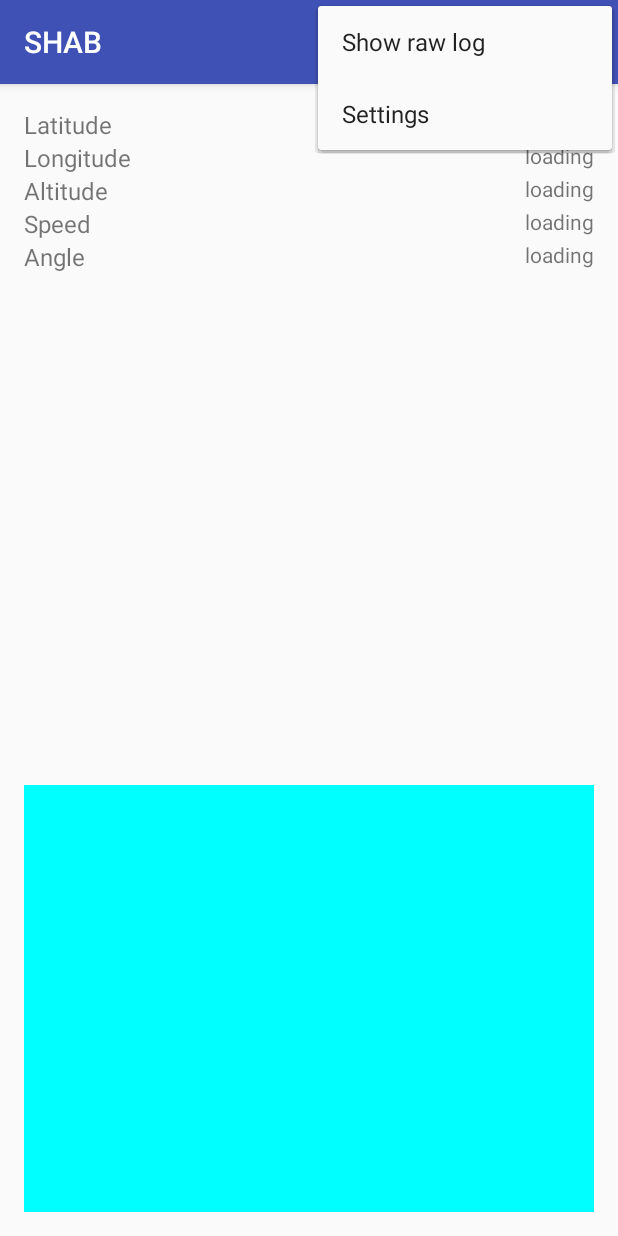
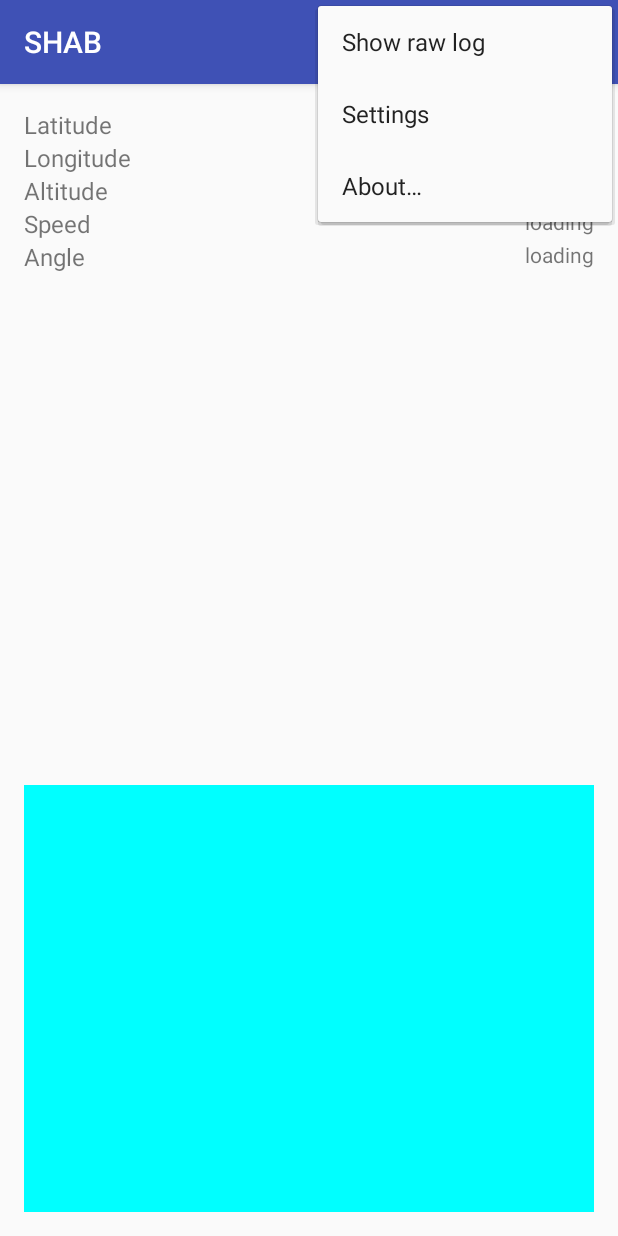
Before and after one commit to thehellnet/shab-mobile, an Android app: the screen it shows after launch (MainActivity), with the options menu open, on a phone screen of 412 x 824 dp. Run offline under Robolectric (Android 15) with nearby library versions, the phone set to English and light mode, and no system bars.

Commit message:
Fragments, layouts and others

```diff
--- a/app/src/main/java/org/thehellnet/shab/mobile/activity/MainActivity.java
+++ b/app/src/main/java/org/thehellnet/shab/mobile/activity/MainActivity.java
@@ -21,6 +21,7 @@ public class MainActivity extends ShabActivity {
     private MenuItem menuConfig;
 
     private FragmentManager fragmentManager;
+    private ShabFragment currentFragment;
     private Fragments fragment;
 
     @Override
@@ -33,7 +34,7 @@ public class MainActivity extends ShabActivity {
     @Override
     protected void onResume() {
         super.onResume();
-        replaceFragment(Fragments.MAIN);
+        replaceFragment(Fragments.MAIN, false);
     }
 
     @Override
@@ -61,6 +62,9 @@ public class MainActivity extends ShabActivity {
             case R.id.menu_settings:
                 showSettings();
                 return true;
+            case R.id.menu_about:
+                showAbout();
+                return true;
             default:
                 return super.onOptionsItemSelected(item);
         }
@@ -79,11 +83,29 @@ public class MainActivity extends ShabActivity {
         }
     }
 
+    @Override
+    public void onBackPressed() {
+        if (currentFragment.getBackFragment() != null) {
+            replaceFragment(currentFragment.getBackFragment());
+        } else {
+            super.onBackPressed();
+        }
+    }
+
     private void replaceFragment(Fragments newFragment) {
+        replaceFragment(newFragment, true);
+    }
+
+    private void replaceFragment(Fragments newFragment, boolean updateMenuItems) {
         fragment = newFragment;
+        currentFragment = ShabFragment.getNewFragment(newFragment);
         fragmentManager.beginTransaction()
-                .replace(R.id.fragment_container, ShabFragment.getNewFragment(newFragment))
+                .replace(R.id.fragment_container, currentFragment)
                 .commit();
+
+        if (updateMenuItems) {
+            updateMenu();
+        }
     }
 
     private void updateMenu() {
@@ -97,10 +119,10 @@ public class MainActivity extends ShabActivity {
                 menuMapToogle.setIcon(R.drawable.menu_maptoogle_showmap);
                 menuMapToogle.setTitle(R.string.menu_main_maptoogle_showmap);
                 break;
-            case MAP:
+
+            default:
                 menuMapToogle.setIcon(R.drawable.menu_maptoogle_showinfo);
                 menuMapToogle.setTitle(R.string.menu_main_maptoogle_showinfo);
-                break;
         }
 
         menuConfig.setEnabled(!SHAB.isServiceRunning(ShabService.class));
@@ -117,20 +139,11 @@ public class MainActivity extends ShabActivity {
     }
 
     private void toogleMap() {
-        switch (fragment) {
-            case MAIN:
-                replaceFragment(Fragments.MAP);
-                updateMenu();
-                break;
-            case MAP:
-                replaceFragment(Fragments.MAIN);
-                updateMenu();
-                break;
-        }
+        replaceFragment(fragment == Fragments.MAIN ? Fragments.MAP : Fragments.MAIN);
     }
 
     private void showRawLog() {
-
+        replaceFragment(Fragments.RAWLOG);
     }
 
     private void showSettings() {
@@ -138,6 +151,10 @@ public class MainActivity extends ShabActivity {
         startActivityForResult(intent, RESULTCODE_SETTINGS);
     }
 
+    private void showAbout() {
+        replaceFragment(Fragments.ABOUT);
+    }
+
     private void showToast(String message) {
         Toast.makeText(this, message, Toast.LENGTH_LONG).show();
     }
--- a/app/src/main/java/org/thehellnet/shab/mobile/activity/fragment/Fragments.java
+++ b/app/src/main/java/org/thehellnet/shab/mobile/activity/fragment/Fragments.java
@@ -7,5 +7,5 @@ public enum Fragments {
     MAIN,
     MAP,
     RAWLOG,
-    CONFIG
+    ABOUT
 }
--- a/app/src/main/java/org/thehellnet/shab/mobile/activity/fragment/MainFragment.java
+++ b/app/src/main/java/org/thehellnet/shab/mobile/activity/fragment/MainFragment.java
@@ -1,10 +1,4 @@
 package org.thehellnet.shab.mobile.activity.fragment;
-
-import android.os.Bundle;
-import android.support.annotation.Nullable;
-import android.view.LayoutInflater;
-import android.view.View;
-import android.view.ViewGroup;
 
 import org.thehellnet.shab.mobile.R;
 
@@ -13,10 +7,8 @@ import org.thehellnet.shab.mobile.R;
  */
 public class MainFragment extends ShabFragment {
 
-    @Nullable
     @Override
-    public View onCreateView(LayoutInflater inflater, ViewGroup container, Bundle savedInstanceState) {
-        view = inflater.inflate(R.layout.fragment_main, container, false);
-        return view;
+    protected int getLayout() {
+        return R.layout.fragment_main;
     }
 }
--- a/app/src/main/java/org/thehellnet/shab/mobile/activity/fragment/ShabFragment.java
+++ b/app/src/main/java/org/thehellnet/shab/mobile/activity/fragment/ShabFragment.java
@@ -1,8 +1,12 @@
 package org.thehellnet.shab.mobile.activity.fragment;
 
 
+import android.os.Bundle;
+import android.support.annotation.Nullable;
 import android.support.v4.app.Fragment;
+import android.view.LayoutInflater;
 import android.view.View;
+import android.view.ViewGroup;
 
 /**
  * Created by sardylan on 17/07/16.
@@ -17,8 +21,27 @@ public abstract class ShabFragment extends Fragment {
                 return new MainFragment();
             case MAP:
                 return new MapFragment();
+            case RAWLOG:
+                return new RawLogFragment();
+            case ABOUT:
+                return new AboutFragment();
             default:
                 return null;
         }
     }
+
+    @Nullable
+    @Override
+    public View onCreateView(LayoutInflater inflater,
+                             @Nullable ViewGroup container,
+                             @Nullable Bundle savedInstanceState) {
+        view = inflater.inflate(getLayout(), container, false);
+        return view;
+    }
+
+    public Fragments getBackFragment() {
+        return null;
+    }
+
+    protected abstract int getLayout();
 }
--- /dev/null
+++ b/app/src/main/res/layout-land/fragment_main.xml
@@ -0,0 +1,114 @@
+<?xml version="1.0" encoding="utf-8"?>
+
+<RelativeLayout xmlns:android="http://schemas.android.com/apk/res/android"
+    android:layout_width="match_parent"
+    android:layout_height="match_parent"
+    android:paddingBottom="@dimen/activity_vertical_margin"
+    android:paddingLeft="@dimen/activity_horizontal_margin"
+    android:paddingRight="@dimen/activity_horizontal_margin"
+    android:paddingTop="@dimen/activity_vertical_margin">
+
+    <LinearLayout
+        android:id="@+id/container_infos"
+        android:layout_width="wrap_content"
+        android:layout_height="match_parent"
+        android:layout_alignParentStart="true"
+        android:layout_toStartOf="@+id/infos_image_container"
+        android:orientation="vertical">
+
+        <RelativeLayout
+            android:id="@+id/container_infos_latitude"
+            style="@style/landscape_main_infos_container">
+
+            <TextView
+                android:id="@+id/infos_latitude_label"
+                style="@style/landscape_main_infos_label"
+                android:text="@string/layout_main_infos_latitude_label" />
+
+            <TextView
+                android:id="@+id/infos_latitude_value"
+                style="@style/landscape_main_infos_value"
+                android:layout_below="@id/infos_latitude_label"
+                android:text="@string/layout_loading" />
+        </RelativeLayout>
+
+        <RelativeLayout
+            android:id="@+id/container_infos_longitude"
+            style="@style/landscape_main_infos_container">
+
+            <TextView
+                android:id="@+id/infos_longitude_label"
+                style="@style/landscape_main_infos_label"
+                android:text="@string/layout_main_infos_longitude_label" />
+
+            <TextView
+                android:id="@+id/infos_longitude_value"
+                style="@style/landscape_main_infos_value"
+                android:layout_below="@id/infos_longitude_label"
+                android:text="@string/layout_loading" />
+        </RelativeLayout>
+
+        <RelativeLayout
+            android:id="@+id/container_infos_altitude"
+            style="@style/landscape_main_infos_container">
+
+            <TextView
+                android:id="@+id/infos_altitude_label"
+                style="@style/landscape_main_infos_label"
+                android:text="@string/layout_main_infos_altitude_label" />
+
+            <TextView
+                android:id="@+id/infos_altitude_value"
+                style="@style/landscape_main_infos_value"
+                android:layout_below="@id/infos_altitude_label"
+                android:text="@string/layout_loading" />
+        </RelativeLayout>
+
+        <RelativeLayout
+            android:id="@+id/container_infos_speed"
+            style="@style/landscape_main_infos_container">
+
+            <TextView
+                android:id="@+id/infos_speed_label"
+                style="@style/landscape_main_infos_label"
+                android:text="@string/layout_main_infos_speed_label" />
+
+            <TextView
+                android:id="@+id/infos_speed_value"
+                style="@style/landscape_main_infos_value"
+                android:layout_below="@id/infos_speed_label"
+                android:text="@string/layout_loading" />
+        </RelativeLayout>
+
+        <RelativeLayout
+            android:id="@+id/container_infos_angle"
+            style="@style/landscape_main_infos_container">
+
+            <TextView
+                android:id="@+id/infos_angle_label"
+                style="@style/landscape_main_infos_label"
+                android:text="@string/layout_main_infos_angle_label" />
+
+            <TextView
+                android:id="@+id/infos_angle_value"
+                style="@style/landscape_main_infos_value"
+                android:layout_below="@id/infos_angle_label"
+                android:text="@string/layout_loading" />
+        </RelativeLayout>
+    </LinearLayout>
+
+    <RelativeLayout
+        android:id="@+id/infos_image_container"
+        android:layout_width="wrap_content"
+        android:layout_height="match_parent"
+        android:layout_alignParentEnd="true"
+        android:layout_marginStart="10dp">
+
+        <ImageView
+            android:id="@+id/infos_image"
+            android:layout_width="wrap_content"
+            android:layout_height="match_parent"
+            android:adjustViewBounds="true"
+            android:src="@drawable/shab_image_empty" />
+    </RelativeLayout>
+</RelativeLayout>
--- a/app/src/main/res/menu/main.xml
+++ b/app/src/main/res/menu/main.xml
@@ -26,4 +26,8 @@
     <item
         android:id="@+id/menu_settings"
         android:title="@string/menu_main_settings" />
+
+    <item
+        android:id="@+id/menu_about"
+        android:title="@string/menu_main_about" />
 </menu>
--- a/app/src/main/res/values/strings.xml
+++ b/app/src/main/res/values/strings.xml
@@ -6,9 +6,9 @@
     <string name="menu_main_maptoogle_showinfo">Show info</string>
     <string name="menu_main_showrawlog">Show raw log</string>
     <string name="menu_main_settings">Settings</string>
+    <string name="menu_main_about">About…</string>
 
     <string name="layout_loading">loading</string>
-
     <string name="layout_main_infos_latitude_label">Latitude</string>
     <string name="layout_main_infos_longitude_label">Longitude</string>
     <string name="layout_main_infos_altitude_label">Altitude</string>
@@ -16,10 +16,8 @@
     <string name="layout_main_infos_angle_label">Angle</string>
 
     <string name="title_activity_settings">Settings</string>
-
     <string name="layout_settings_reset_description">Reset</string>
     <string name="layout_settings_button_save">Save Settings</string>
-
     <string name="layout_settings_server_address_label">Server address</string>
     <string name="layout_settings_server_port_label">Server port</string>
     <string name="layout_settings_name_label">Name</string>
--- a/app/src/main/res/values/styles.xml
+++ b/app/src/main/res/values/styles.xml
@@ -14,26 +14,6 @@
     <style name="AppTheme.AppBarOverlay" parent="ThemeOverlay.AppCompat.Dark.ActionBar" />
 
     <style name="AppTheme.PopupOverlay" parent="ThemeOverlay.AppCompat.Light" />
-
-    <style name="main_infos_container">
-        <item name="android:layout_width">match_parent</item>
-        <item name="android:layout_height">wrap_content</item>
-    </style>
-
-    <style name="main_infos">
-        <item name="android:layout_width">wrap_content</item>
-        <item name="android:layout_height">wrap_content</item>
-        <!--<item name="android:layout_centerVertical">true</item>-->
-    </style>
-
-    <style name="main_infos_label" parent="main_infos">
-        <item name="android:textSize">16sp</item>
-        <item name="android:layout_alignParentStart">true</item>
-    </style>
-
-    <style name="main_infos_value" parent="main_infos">
-        <item name="android:layout_alignParentEnd">true</item>
-    </style>
 
     <style name="settings_item">
         <item name="android:layout_width">wrap_content</item>
--- /dev/null
+++ b/app/src/main/res/values/styles_home.xml
@@ -0,0 +1,23 @@
+<?xml version="1.0" encoding="utf-8"?>
+<resources>
+
+    <style name="main_infos_container">
+        <item name="android:layout_width">match_parent</item>
+        <item name="android:layout_height">wrap_content</item>
+    </style>
+
+    <style name="main_infos">
+        <item name="android:layout_width">wrap_content</item>
+        <item name="android:layout_height">wrap_content</item>
+    </style>
+
+    <style name="main_infos_label" parent="main_infos">
+        <item name="android:textSize">16sp</item>
+        <item name="android:layout_alignParentStart">true</item>
+    </style>
+
+    <style name="main_infos_value" parent="main_infos">
+        <item name="android:layout_alignParentEnd">true</item>
+    </style>
+
+</resources>
--- /dev/null
+++ b/app/src/main/res/values/styles_home_landscape.xml
@@ -0,0 +1,23 @@
+<?xml version="1.0" encoding="utf-8"?>
+<resources>
+
+    <style name="landscape_main_infos_container">
+        <item name="android:layout_width">wrap_content</item>
+        <item name="android:layout_height">wrap_content</item>
+    </style>
+
+    <style name="landscape_main_infos">
+        <item name="android:layout_width">wrap_content</item>
+        <item name="android:layout_height">wrap_content</item>
+    </style>
+
+    <style name="landscape_main_infos_label" parent="landscape_main_infos">
+        <item name="android:textSize">16sp</item>
+        <item name="android:layout_alignParentStart">true</item>
+    </style>
+
+    <style name="landscape_main_infos_value" parent="landscape_main_infos">
+        <item name="android:layout_alignParentEnd">true</item>
+    </style>
+
+</resources>
```
Also changed, not shown: app/build.gradle (+5 -5 lines), app/src/main/java/org/thehellnet/shab/mobile/activity/fragment/AboutFragment.java (added, +19 -0 lines), app/src/main/java/org/thehellnet/shab/mobile/activity/fragment/MapFragment.java (+7 -10 lines), app/src/main/java/org/thehellnet/shab/mobile/activity/fragment/RawLogFragment.java (added, +19 -0 lines), app/src/main/res/layout/fragment_about.xml (added, +20 -0 lines), app/src/main/res/layout/fragment_rawlog.xml (added, +12 -0 lines), app/src/main/res/values/styles_about.xml (added, +23 -0 lines).
